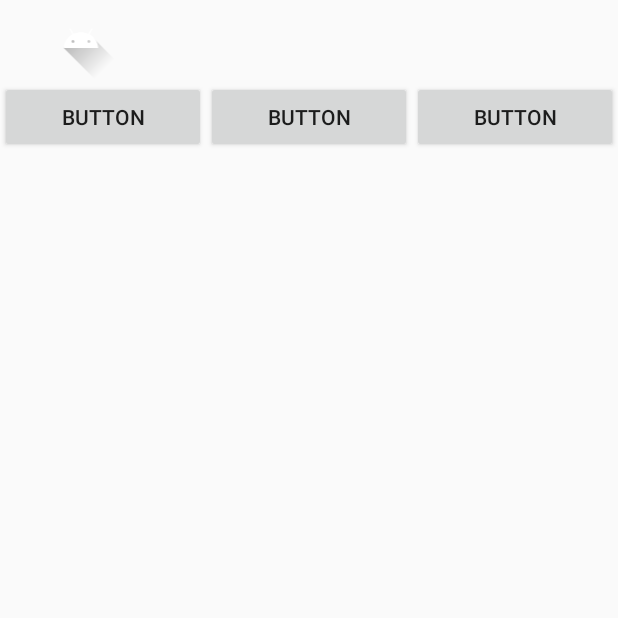
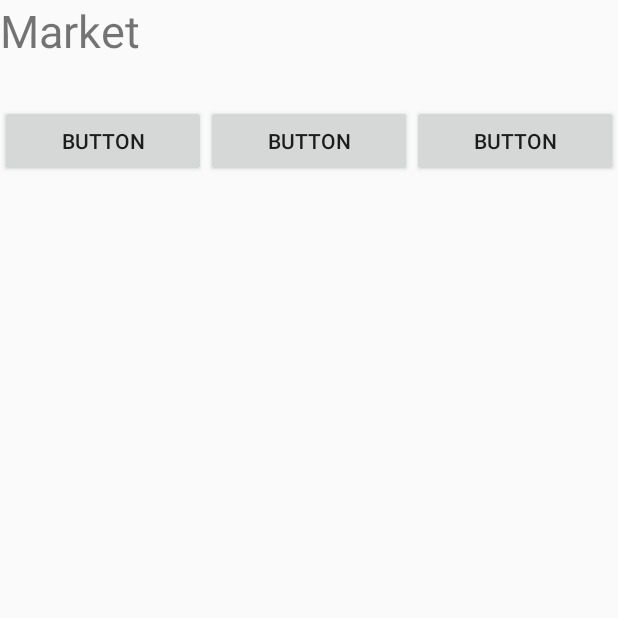
Before and after one commit to benoky/PlzFind, an Android app: the get_Img_Data screen opened directly, with no data from a screen before it, after a tap on "BUTTON", on a phone screen of 412 x 824 dp, the top half of it. Run offline under Robolectric (Android 15) with nearby library versions, the phone set to English and light mode, and no system bars; 2 statements that could not run were skipped.

Commit message:
Web,Market linked
Market-linked web

```diff
--- a/frontend/app/src/main/java/com/example/plzfind/Connect_Market.java
+++ b/frontend/app/src/main/java/com/example/plzfind/Connect_Market.java
@@ -8,23 +8,45 @@ import android.widget.Button;
 
 public class Connect_Market extends MainActivity {
 
-    Button naver_btn;
+    Button interpark_btn;
+    Button auction_btn;
+    Button wemakeprice_btn;
     @Override
     protected void onCreate(Bundle savedInstanceState) {
         super.onCreate(savedInstanceState);
         setContentView(R.layout.connect_market);
 
+        Intent intent = getIntent();
+        String getproname = intent.getExtras().getString("pro_name");   // 제품명 받는 부분
 
-        String g302 = "G302";   // 제품명 받는 부분
-
-        naver_btn = (Button)findViewById(R.id.Naver_Btn);
-        naver_btn.setOnClickListener(new View.OnClickListener() {
+        interpark_btn = (Button)findViewById(R.id.Interpark_Btn);
+        interpark_btn.setOnClickListener(new View.OnClickListener() {
             @Override
             public void onClick(View v) {
-                Intent i = new Intent(Intent.ACTION_VIEW, Uri.parse("http://m.shop.interpark.com/search_all/?q="+g302+"&type=all"));
+                Intent i = new Intent(Intent.ACTION_VIEW, Uri.parse("http://m.shop.interpark.com/search_all/?q="+getproname+"&type=all"));
                 startActivity(i);
             }
         });
+
+        auction_btn = (Button)findViewById(R.id.Auction_Btn);
+        auction_btn.setOnClickListener(new View.OnClickListener() {
+            @Override
+            public void onClick(View v) {
+                Intent i = new Intent(Intent.ACTION_VIEW, Uri.parse("http://browse.auction.co.kr/m/search?keyword="+getproname));
+                startActivity(i);
+            }
+        });
+
+        wemakeprice_btn = (Button)findViewById(R.id.Wemakeprice_Btn);
+        wemakeprice_btn.setOnClickListener(new View.OnClickListener() {
+            @Override
+            public void onClick(View v) {
+                Intent i = new Intent(Intent.ACTION_VIEW, Uri.parse("https://msearch.wemakeprice.com/search?keyword="+getproname+"&_service=5"));
+                startActivity(i);
+            }
+        });
+
+
     }
 
 
--- a/frontend/app/src/main/java/com/example/plzfind/get_Img_Data.java
+++ b/frontend/app/src/main/java/com/example/plzfind/get_Img_Data.java
@@ -1,23 +1,42 @@
 package com.example.plzfind;
 
 import android.content.Intent;
+import android.graphics.Bitmap;
+import android.graphics.BitmapFactory;
 import android.os.Bundle;
 import android.view.View;
 import android.widget.Button;
+import android.widget.ImageView;
 
 public class get_Img_Data extends MainActivity{
 
     Button go_connect_market;
+    ImageView learning_img;
+
+
     @Override
     protected void onCreate(Bundle savedInstanceState) {
         super.onCreate(savedInstanceState);
         setContentView(R.layout.get_imgdata);
+
+
+
+        Intent intent = getIntent();
+
+        String getproname = intent.getExtras().getString("pro_name");
+        byte[] arr = getIntent().getByteArrayExtra("pro_image");
+        Bitmap getproimg = BitmapFactory.decodeByteArray(arr,0,arr.length);
+
+        learning_img = (ImageView)findViewById(R.id.GetData_Img);
+        learning_img.setImageBitmap(getproimg);
+
 
         go_connect_market = (Button)findViewById(R.id.Go_Connect_Market);
         go_connect_market.setOnClickListener(new View.OnClickListener() {
             @Override
             public void onClick(View v) {
                 Intent i = new Intent(get_Img_Data.this, Connect_Market.class);
+                i.putExtra("pro_name", getproname);
                 startActivity(i);
             }
         });
--- a/frontend/app/src/main/res/layout/connect_market.xml
+++ b/frontend/app/src/main/res/layout/connect_market.xml
@@ -7,12 +7,13 @@
     android:orientation="vertical"
     tools:context=".Connect_Market">
 
-    <ImageView
-        android:id="@+id/imageView"
-        android:layout_width="wrap_content"
-        android:layout_height="wrap_content"
+    <TextView
+        android:id="@+id/textView"
+        android:layout_width="match_parent"
+        android:layout_height="139dp"
         android:layout_weight="1"
-        android:src="@drawable/ic_launcher_foreground" />
+        android:text="Market"
+        android:textSize="30dp" />
 
     <LinearLayout
         android:layout_width="match_parent"
@@ -21,21 +22,21 @@
         android:orientation="horizontal">
 
         <Button
-            android:id="@+id/Naver_Btn"
+            android:id="@+id/Interpark_Btn"
             android:layout_width="wrap_content"
             android:layout_height="wrap_content"
             android:layout_weight="1"
             android:text="Button" />
 
         <Button
-            android:id="@+id/button4"
+            android:id="@+id/Auction_Btn"
             android:layout_width="wrap_content"
             android:layout_height="wrap_content"
             android:layout_weight="1"
             android:text="Button" />
 
         <Button
-            android:id="@+id/button5"
+            android:id="@+id/Wemakeprice_Btn"
             android:layout_width="wrap_content"
             android:layout_height="wrap_content"
             android:layout_weight="1"
```
Also changed, not shown: frontend/app/src/main/java/com/example/plzfind/MainActivity.java (+7 -2 lines).
